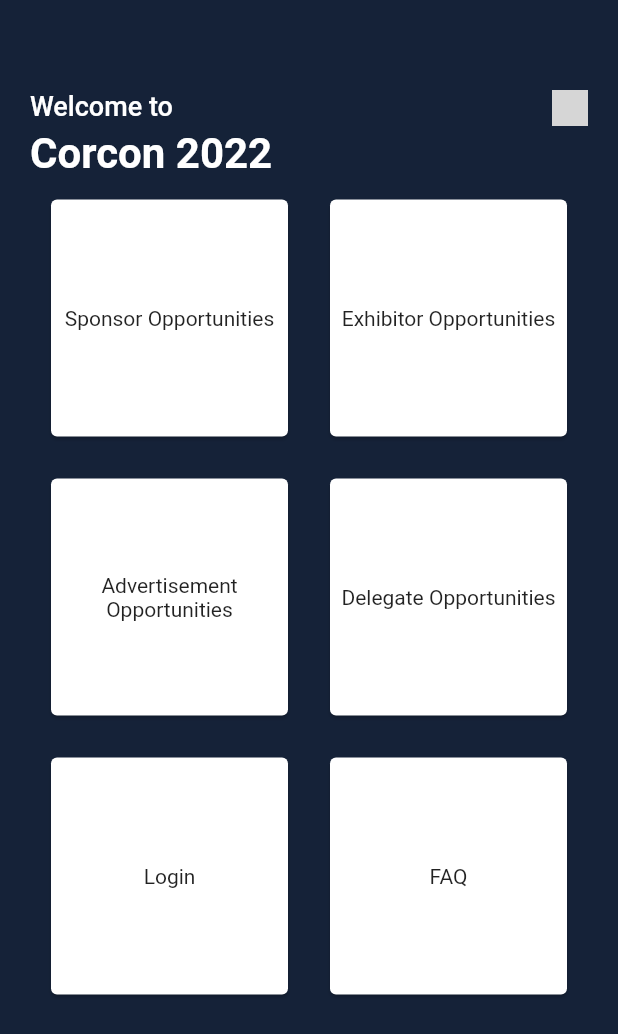
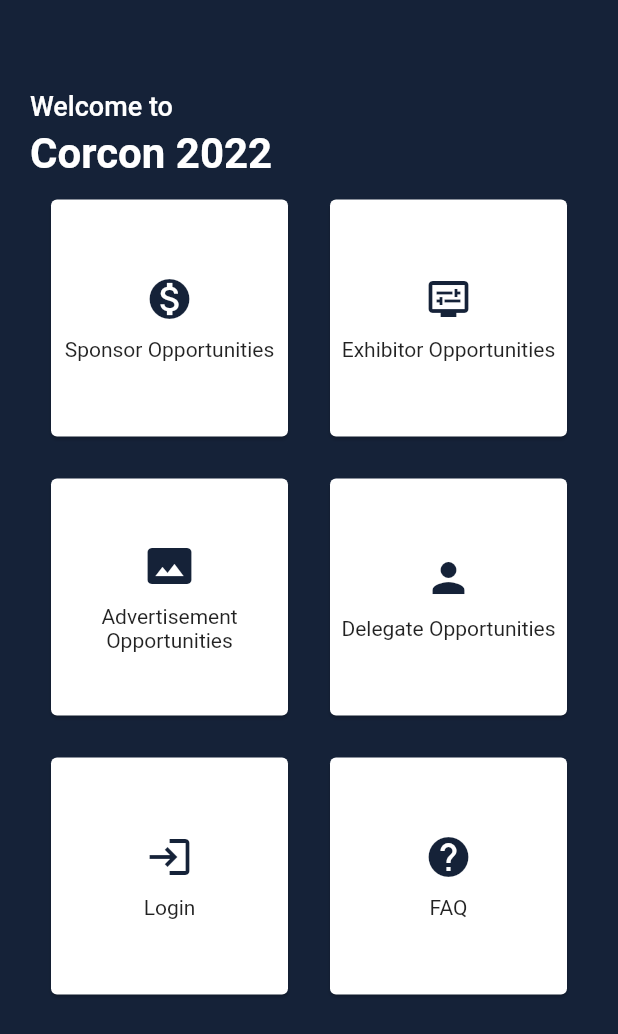
Before and after one commit to intechsoftcell/corcon, a Flutter app: the screen it shows after launch, on a phone screen of 412 x 824 dp. Shown: the top 1034 px of the screen. Run offline on Flutter 3.47's test engine with Material 2 defaults, Android fonts, the phone set to English and light mode, and no system bars; our stand-ins replace dropdown_search, file_picker, flutter_easyloading, fluttertoast, geolocator, google_maps_flutter and 5 more; missing offline and left inert: qr_code_scanner; grey boxes are pictures that could not be loaded.

Commit message:
'09-05-2022'

```diff
--- a/lib/main.dart
+++ b/lib/main.dart
@@ -18,16 +18,16 @@ class MyApp extends StatelessWidget {
   @override
   Widget build(BuildContext context) {
     Map<int, Color> colorSwatch = const {
-      50: Color.fromRGBO(21, 34, 56, .1),
-      100: Color.fromRGBO(21, 34, 56, .2),
-      200: Color.fromRGBO(21, 34, 56, .3),
-      300: Color.fromRGBO(21, 34, 56, .4),
-      400: Color.fromRGBO(21, 34, 56, .5),
-      500: Color.fromRGBO(21, 34, 56, .6),
-      600: Color.fromRGBO(21, 34, 56, .7),
-      700: Color.fromRGBO(21, 34, 56, .8),
-      800: Color.fromRGBO(21, 34, 56, .9),
-      900: Color.fromRGBO(21, 34, 56, 1),
+      50: Color.fromRGBO(2, 48, 32, .1),
+      100: Color.fromRGBO(2, 48, 32, .2),
+      200: Color.fromRGBO(2, 48, 32, .3),
+      300: Color.fromRGBO(2, 48, 32, .4),
+      400: Color.fromRGBO(2, 48, 32, .5),
+      500: Color.fromRGBO(2, 48, 32, .6),
+      600: Color.fromRGBO(2, 48, 32, .7),
+      700: Color.fromRGBO(2, 48, 32, .8),
+      800: Color.fromRGBO(2, 48, 32, .9),
+      900: Color.fromRGBO(2, 48, 32, 1),
     };
     ToastContext().init(context);
     return MaterialApp(
--- a/lib/screens/navigation_screen.dart
+++ b/lib/screens/navigation_screen.dart
@@ -14,12 +14,15 @@ class NavigationScreen extends StatefulWidget {
 
 class _NavigationScreenState extends State<NavigationScreen> {
   List items = [
-    'Sponsor Opportunities',
-    'Exhibitor Opportunities',
-    'Advertisement Opportunities',
-    'Delegate Opportunities',
-    'Login',
-    'FAQ'
+    {'title': 'Sponsor Opportunities', 'icon': Icons.monetization_on},
+    {'title': 'Exhibitor Opportunities', 'icon': Icons.display_settings},
+    {
+      'title': 'Advertisement Opportunities',
+      'icon': Icons.photo_size_select_actual
+    },
+    {'title': 'Delegate Opportunities', 'icon': Icons.person},
+    {'title': 'Login', 'icon': Icons.login},
+    {'title': 'FAQ', 'icon': Icons.help}
   ];
 
   @override
@@ -62,16 +65,7 @@ class _NavigationScreenState extends State<NavigationScreen> {
                       ),
                     ],
                   ),
-                  GestureDetector(
-                    onTap: () {},
-                    child: const Image(
-                      image: AssetImage(
-                        './assets/icons/menu.png',
-                      ),
-                      width: 24,
-                      color: Colors.white,
-                    ),
-                  ),
+                  Container(),
                 ],
               ),
             ),
@@ -115,17 +109,28 @@ class _NavigationScreenState extends State<NavigationScreen> {
                       child: Card(
                         color: const Color(0xffffffff),
                         // color: const Color(0xffd5d5d5),
-                          child: Center(
-                            child: Text(
-                              items[index].toString(),
+                        child: Column(
+                          mainAxisAlignment: MainAxisAlignment.center,
+                          children: [
+                            // ,
+                            Icon(
+                              items[index]['icon'],
+                              size: 32,
+                              color: const Color(0xff152238),
+                            ),
+                            const SizedBox(height: 10),
+                            Text(
+                              items[index]['title'].toString(),
                               textAlign: TextAlign.center,
                               // overflow: TextOverfl,
                             ),
+                          ],
                         ),
                       ),
                     ),
                   );
-                  }),
+                },
+              ),
             ),
           ],
         ),
```
Also changed, not shown: lib/api/pdf_api.dart (added, +24 -0 lines), lib/api/pdf_idcard_api.dart (added, +84 -0 lines), lib/screens/profile_screen.dart (+33 -2 lines), pubspec.yaml (+13 -0 lines), assets/images/nace.png (added), assets/images/profile.png (added), pubspec.lock. Lines whose indentation alone changed are shown as unchanged.
